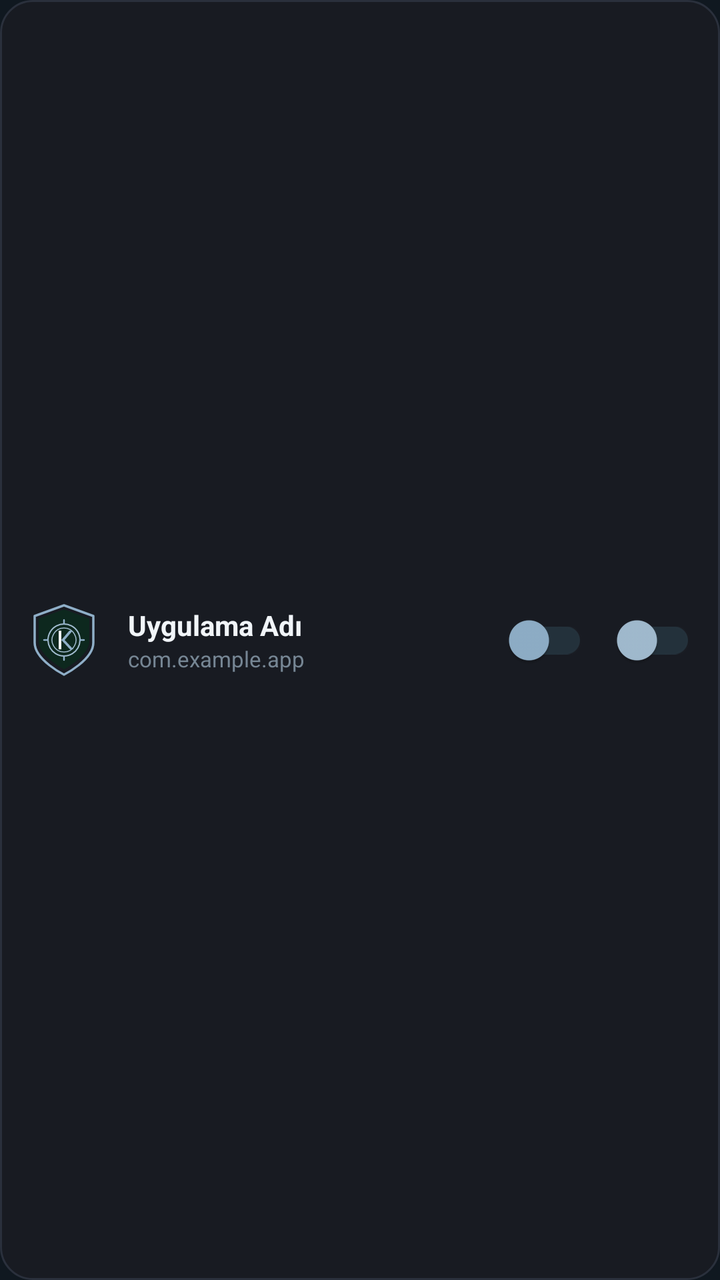
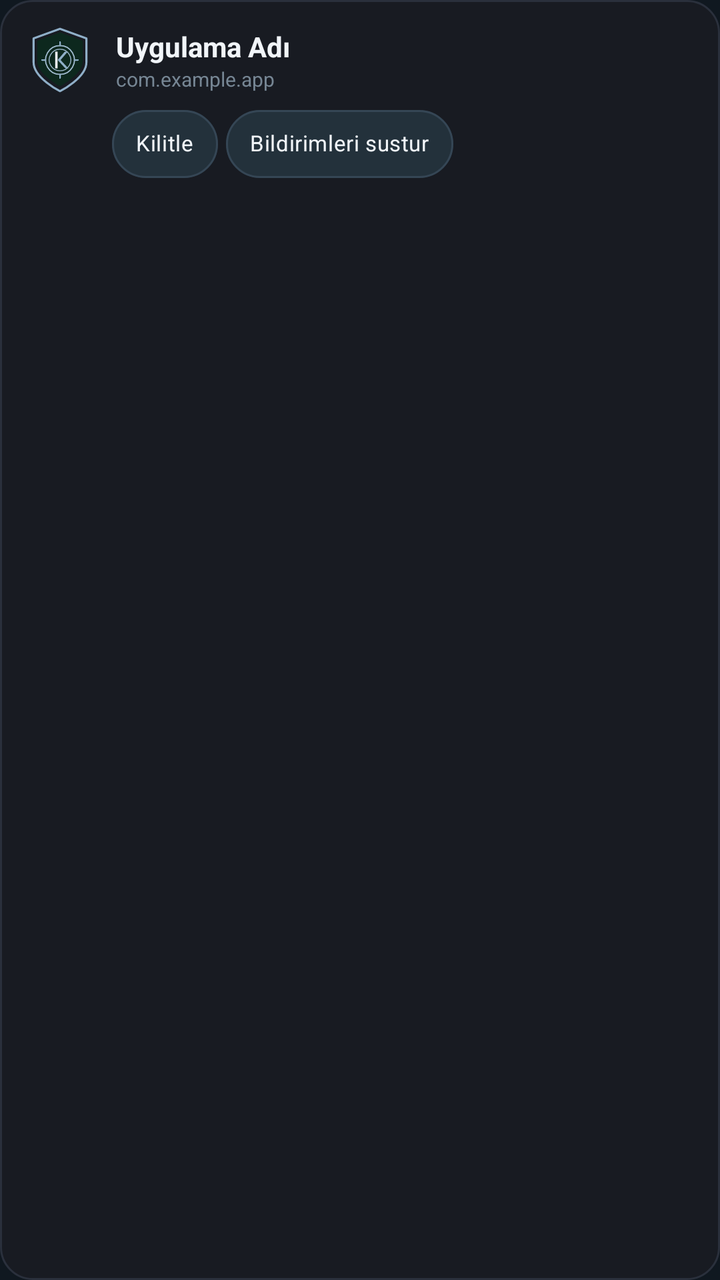

An Android layout rendered at two revisions. The XML below is the earlier revision; the diff shows what the commit changed to produce the second picture.
<!-- AndroidManifest.xml: application theme Theme.KZBSODAK -->
<!-- res/layout/item_app_lock.xml -->
<?xml version="1.0" encoding="utf-8"?>
<LinearLayout xmlns:android="http://schemas.android.com/apk/res/android"
    xmlns:app="http://schemas.android.com/apk/res-auto"
    android:layout_width="match_parent"
    android:layout_height="wrap_content"
    android:layout_marginBottom="8dp"
    android:background="@drawable/bg_card_dark"
    android:gravity="center_vertical"
    android:orientation="horizontal"
    android:padding="12dp">

    
    <ImageView
        android:id="@+id/imgAppIcon"
        android:layout_width="40dp"
        android:layout_height="40dp"
        android:contentDescription="Uygulama İkonu"
        android:src="@drawable/ic_kzbs_logo" />

    
    <LinearLayout
        android:layout_width="0dp"
        android:layout_height="wrap_content"
        android:layout_marginStart="12dp"
        android:layout_weight="1"
        android:orientation="vertical">

        <TextView
            android:id="@+id/tvAppName"
            android:layout_width="wrap_content"
            android:layout_height="wrap_content"
            android:ellipsize="end"
            android:maxLines="1"
            android:text="Uygulama Adı"
            android:textColor="@color/text_primary"
            android:textSize="14sp"
            android:textStyle="bold" />

        <TextView
            android:id="@+id/tvAppPackage"
            android:layout_width="wrap_content"
            android:layout_height="wrap_content"
            android:ellipsize="end"
            android:maxLines="1"
            android:text="com.example.app"
            android:textColor="@color/text_muted"
            android:textSize="11sp" />
    </LinearLayout>

    
    <com.google.android.material.switchmaterial.SwitchMaterial
        android:id="@+id/switchLockApp"
        android:layout_width="54dp"
        android:layout_height="wrap_content"
        app:thumbTint="@color/accent_blue"
        app:trackTint="@color/bg_surface_elevated" />

    
    <com.google.android.material.switchmaterial.SwitchMaterial
        android:id="@+id/switchMuteNotification"
        android:layout_width="54dp"
        android:layout_height="wrap_content"
        app:thumbTint="@color/accent_blue_light"
        app:trackTint="@color/bg_surface_elevated" />

</LinearLayout>
<!-- resources referenced by this layout -->
<resources>
  <color name="accent_blue">#8FAFC8</color>
  <color name="accent_blue_light">#A2BCD0</color>
  <color name="bg_surface_elevated">#23313B</color>
  <color name="text_muted">#768694</color>
  <color name="text_primary">#F1F5F9</color>
  <!-- drawable bg_card_dark (drawable) -->
  <?xml version="1.0" encoding="utf-8"?>
  <shape xmlns:android="http://schemas.android.com/apk/res/android"
      android:shape="rectangle">
      <solid android:color="#181B22" />
      <corners android:radius="16dp" />
      <stroke
          android:width="1dp"
          android:color="#2A303C" />
  </shape>
  <style name="Theme.KZBSODAK" parent="Theme.MaterialComponents.DayNight.NoActionBar">
          
          <item name="colorPrimary">@color/accent_blue_dark</item>
          <item name="colorPrimaryVariant">@color/accent_blue_dark</item>
          <item name="colorOnPrimary">@color/text_primary</item>
          
          <item name="colorSecondary">@color/accent_blue</item>
          <item name="colorSecondaryVariant">@color/accent_blue_light</item>
          <item name="colorOnSecondary">@color/bg_main</item>
          
          <item name="android:statusBarColor">@color/bg_main</item>
          <item name="android:navigationBarColor">@color/bg_main</item>
          <item name="android:windowBackground">@color/bg_main</item>
      </style>
  <color name="accent_blue_dark">#426B87</color>
  <color name="bg_main">#101820</color>
  <!-- unchanged entries left out for length: 1 -->
</resources>

<!-- the commit's change to res/layout/item_app_lock.xml (unified diff, before → after) -->
@@ -5,62 +5,95 @@
     android:layout_height="wrap_content"
     android:layout_marginBottom="8dp"
     android:background="@drawable/bg_card_dark"
-    android:gravity="center_vertical"
-    android:orientation="horizontal"
+    android:orientation="vertical"
     android:padding="12dp">
 
-    
-    <ImageView
-        android:id="@+id/imgAppIcon"
-        android:layout_width="40dp"
-        android:layout_height="40dp"
-        android:contentDescription="Uygulama İkonu"
-        android:src="@drawable/ic_kzbs_logo" />
+    <LinearLayout
+        android:layout_width="match_parent"
+        android:layout_height="wrap_content"
+        android:gravity="center_vertical"
+        android:orientation="horizontal">
 
-    
-    <LinearLayout
-        android:layout_width="0dp"
-        android:layout_height="wrap_content"
-        android:layout_marginStart="12dp"
-        android:layout_weight="1"
-        android:orientation="vertical">
+        <ImageView
+            android:id="@+id/imgAppIcon"
+            android:layout_width="36dp"
+            android:layout_height="36dp"
+            android:contentDescription="@string/app_icon_description"
+            android:src="@drawable/ic_kzbs_logo" />
 
-        <TextView
-            android:id="@+id/tvAppName"
-            android:layout_width="wrap_content"
+        <LinearLayout
+            android:layout_width="0dp"
             android:layout_height="wrap_content"
-            android:ellipsize="end"
-            android:maxLines="1"
-            android:text="Uygulama Adı"
-            android:textColor="@color/text_primary"
-            android:textSize="14sp"
-            android:textStyle="bold" />
+            android:layout_marginStart="10dp"
+            android:layout_weight="1"
+            android:orientation="vertical">
 
-        <TextView
-            android:id="@+id/tvAppPackage"
-            android:layout_width="wrap_content"
-            android:layout_height="wrap_content"
-            android:ellipsize="end"
-            android:maxLines="1"
-            android:text="com.example.app"
-            android:textColor="@color/text_muted"
-            android:textSize="11sp" />
+            <TextView
+                android:id="@+id/tvAppName"
+                android:layout_width="match_parent"
+                android:layout_height="wrap_content"
+                android:ellipsize="end"
+                android:maxLines="1"
+                android:text="Uygulama Adı"
+                android:textColor="@color/text_primary"
+                android:textSize="14sp"
+                android:textStyle="bold" />
+
+            <TextView
+                android:id="@+id/tvAppPackage"
+                android:layout_width="match_parent"
+                android:layout_height="wrap_content"
+                android:ellipsize="end"
+                android:maxLines="1"
+                android:text="com.example.app"
+                android:textColor="@color/text_muted"
+                android:textSize="10sp" />
+        </LinearLayout>
     </LinearLayout>
 
-    
-    <com.google.android.material.switchmaterial.SwitchMaterial
-        android:id="@+id/switchLockApp"
-        android:layout_width="54dp"
+    <com.google.android.material.chip.ChipGroup
+        android:layout_width="match_parent"
         android:layout_height="wrap_content"
-        app:thumbTint="@color/accent_blue"
-        app:trackTint="@color/bg_surface_elevated" />
+        android:layout_marginStart="44dp"
+        android:layout_marginTop="7dp"
+        app:chipSpacingHorizontal="4dp"
+        app:chipSpacingVertical="0dp"
+        app:singleLine="false">
 
-    
-    <com.google.android.material.switchmaterial.SwitchMaterial
-        android:id="@+id/switchMuteNotification"
-        android:layout_width="54dp"
-        android:layout_height="wrap_content"
-        app:thumbTint="@color/accent_blue_light"
-        app:trackTint="@color/bg_surface_elevated" />
+        <com.google.android.material.chip.Chip
+            android:id="@+id/chipLockApp"
+            style="@style/Widget.MaterialComponents.Chip.Choice"
+            android:layout_width="wrap_content"
+            android:layout_height="34dp"
+            android:checkable="true"
+            android:text="@string/app_action_lock"
+            android:textColor="@color/text_primary"
+            android:textSize="11sp"
+            app:checkedIcon="@drawable/ic_check"
+            app:checkedIconTint="@color/text_primary"
+            app:chipBackgroundColor="@color/app_action_chip_background"
+            app:chipIcon="@drawable/ic_lock"
+            app:chipIconTint="@color/accent_blue"
+            app:chipStrokeColor="@color/app_action_chip_stroke"
+            app:chipStrokeWidth="1dp"
+            app:ensureMinTouchTargetSize="false" />
 
+        <com.google.android.material.chip.Chip
+            android:id="@+id/chipMuteNotifications"
+            style="@style/Widget.MaterialComponents.Chip.Choice"
+            android:layout_width="wrap_content"
+            android:layout_height="34dp"
+            android:checkable="true"
+            android:text="@string/app_action_mute"
+            android:textColor="@color/text_primary"
+            android:textSize="11sp"
+            app:checkedIcon="@drawable/ic_check"
+            app:checkedIconTint="@color/text_primary"
+            app:chipBackgroundColor="@color/app_action_chip_background"
+            app:chipIcon="@drawable/ic_bell_off"
+            app:chipIconTint="@color/accent_blue_light"
+            app:chipStrokeColor="@color/app_action_chip_stroke"
+            app:chipStrokeWidth="1dp"
+            app:ensureMinTouchTargetSize="false" />
+    </com.google.android.material.chip.ChipGroup>
 </LinearLayout>
<!-- resource entries referenced after the edit -->
@@ -2,7 +2,6 @@
 <resources>
   <color name="accent_blue">#8FAFC8</color>
   <color name="accent_blue_light">#A2BCD0</color>
-  <color name="bg_surface_elevated">#23313B</color>
   <color name="text_muted">#768694</color>
   <color name="text_primary">#F1F5F9</color>
   <!-- drawable bg_card_dark (drawable) -->
@@ -15,6 +14,39 @@
           android:width="1dp"
           android:color="#2A303C" />
   </shape>
+  <!-- drawable ic_bell_off (drawable) -->
+  <vector xmlns:android="http://schemas.android.com/apk/res/android"
+      android:width="24dp"
+      android:height="24dp"
+      android:viewportWidth="24"
+      android:viewportHeight="24">
+      <path
+          android:fillColor="#A2BCD0"
+          android:pathData="M20,18.69L7.84,6.14 5.27,3.49 4,4.76l2.8,2.8v0.01c-0.52,0.99 -0.8,2.16 -0.8,3.43v5l-2,2v1h15.73l2,2 1.27,-1.27 -2.86,-2.86 -0.14,-0.18zM12,22c1.1,0 2,-0.9 2,-2h-4c0,1.1 0.9,2 2,2zm6,-7.32V11c0,-3.07 -1.63,-5.64 -4.5,-6.32V4c0,-0.83 -0.67,-1.5 -1.5,-1.5s-1.5,0.67 -1.5,1.5v0.68c-0.54,0.13 -1.04,0.36 -1.5,0.65L18,14.68z"/>
+  </vector>
+  <!-- drawable ic_check (drawable) -->
+  <vector xmlns:android="http://schemas.android.com/apk/res/android"
+      android:width="24dp"
+      android:height="24dp"
+      android:viewportWidth="24"
+      android:viewportHeight="24">
+      <path
+          android:fillColor="#8FAFC8"
+          android:pathData="M9,16.17L4.83,12l-1.42,1.41L9,19 21,7l-1.41,-1.41z"/>
+  </vector>
+  <!-- drawable ic_lock (drawable) -->
+  <vector xmlns:android="http://schemas.android.com/apk/res/android"
+      android:width="24dp"
+      android:height="24dp"
+      android:viewportWidth="24"
+      android:viewportHeight="24">
+      <path
+          android:fillColor="#8FAFC8"
+          android:pathData="M18,8h-1V6c0,-2.76 -2.24,-5 -5,-5S7,3.24 7,6v2H6c-1.1,0 -2,0.9 -2,2v10c0,1.1 0.9,2 2,2h12c1.1,0 2,-0.9 2,-2V10c0,-1.1 -0.9,-2 -2,-2zm-6,9c-1.1,0 -2,-0.9 -2,-2s0.9,-2 2,-2 2,0.9 2,2 -0.9,2 -2,2zm3.1,-9H8.9V6c0,-1.71 1.39,-3.1 3.1,-3.1 1.71,0 3.1,1.39 3.1,3.1v2z"/>
+  </vector>
+  <string name="app_action_lock">Kilitle</string>
+  <string name="app_action_mute">Bildirimleri sustur</string>
+  <string name="app_icon_description">Uygulama simgesi</string>
   <style name="Theme.KZBSODAK" parent="Theme.MaterialComponents.DayNight.NoActionBar">
           
           <item name="colorPrimary">@color/accent_blue_dark</item>
